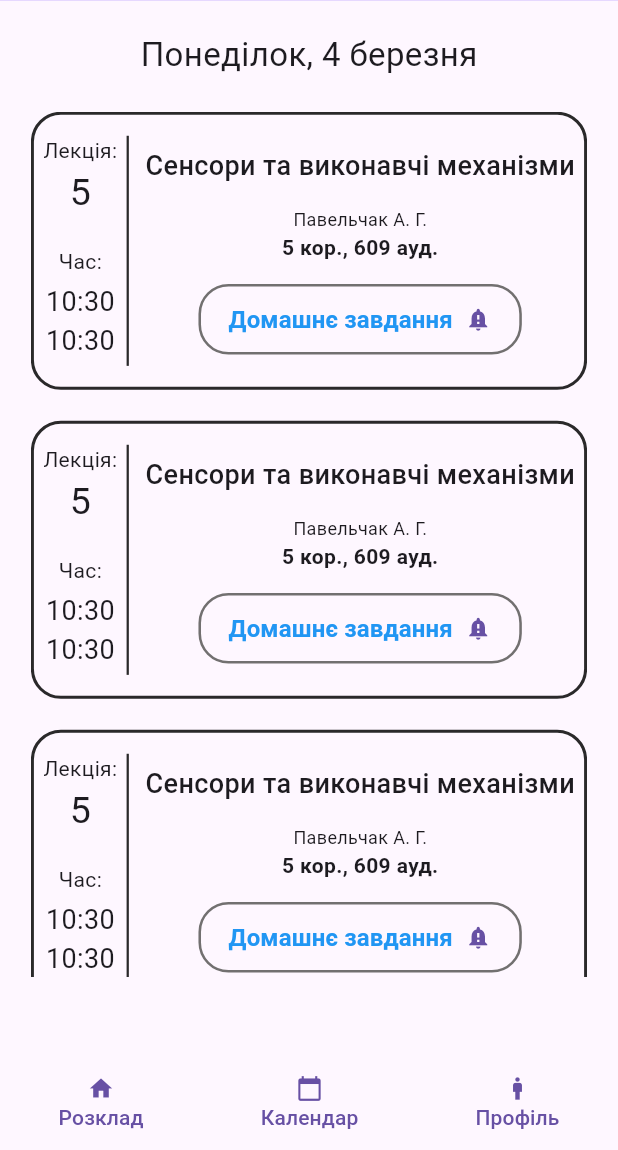
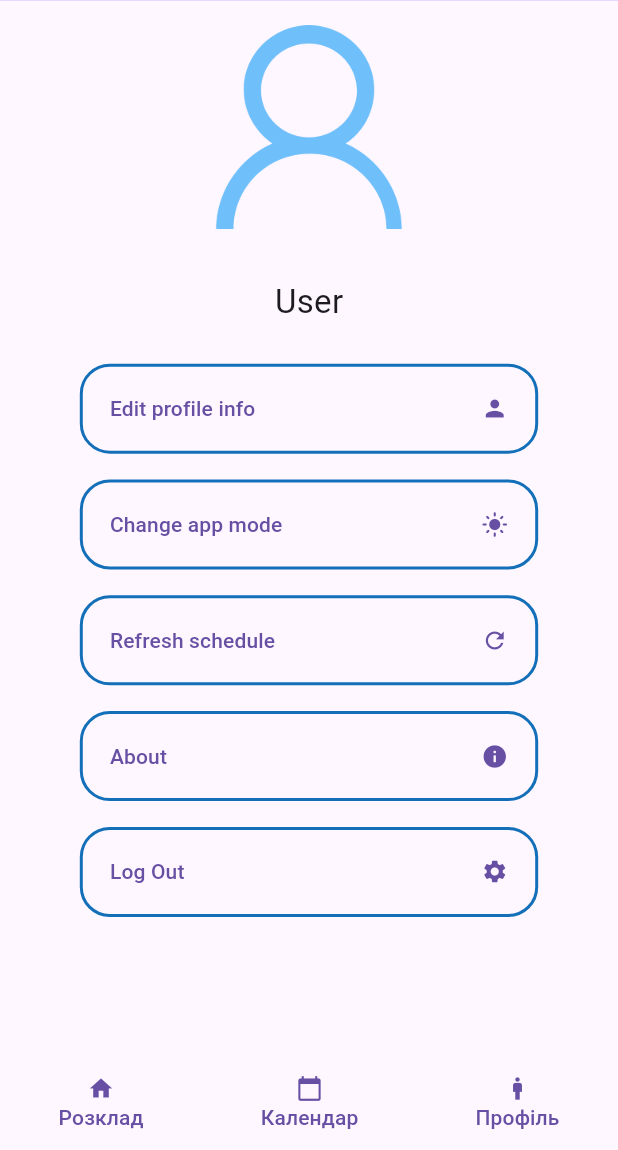
Before and after one commit to BohdanBodakva/my_flutter_application, a Flutter app: the screen it shows after launch, on a phone screen of 412 x 824 dp, the part 86-1236 px from its top. Run offline on Flutter 3.47's test engine with Material 3 defaults, Android fonts, the phone set to English and light mode, and no system bars.

Commit message:
added some new pages and dark mode

```diff
--- /dev/null
+++ b/lib/elements/settings_item.dart
@@ -0,0 +1,47 @@
+import 'package:flutter/material.dart';
+
+class SettingsItem extends StatelessWidget{
+  final String text;
+  final VoidCallback onPressed;
+  final Icon icon;
+
+  const SettingsItem({
+    required this.onPressed,
+    this.icon = const Icon(Icons.disabled_by_default),
+    this.text = '',
+    super.key,
+  });
+
+  @override
+  Widget build(BuildContext context){
+    var mediaQuery = MediaQuery.of(context);
+
+    return SizedBox(
+      width: mediaQuery.size.width * 0.85,
+      child: TextButton(
+      onPressed: onPressed,
+      child: Container(
+        padding: EdgeInsets.all(18),
+
+        decoration: BoxDecoration(
+            border: Border.all(
+              color: const Color.fromARGB(255, 20, 111, 185),
+              width: 2,
+            ),
+            borderRadius: BorderRadius.circular(20),
+          ),
+      child: Row(
+        mainAxisAlignment: MainAxisAlignment.spaceBetween,
+        children: [
+          Text(text),
+          Container(
+            child: icon,
+          )
+        ],
+      ),
+    ),
+    ),
+    );
+
+  }
+}
--- /dev/null
+++ b/lib/enums/user_status.dart
@@ -0,0 +1,4 @@
+enum UserStatus {
+  user,
+  admin
+}
--- a/lib/instances/user.dart
+++ b/lib/instances/user.dart
@@ -1,7 +1,22 @@
-// class User{
-//   final String username;
-//   final String password;
-//   String name;
-//   String surname;
+import 'package:my_flutter_application/enums/user_status.dart';
+import 'package:my_flutter_application/instances/user_course.dart';
 
-// }
+class User{
+  final String username;
+  final UserStatus status;
+  String password;
+  String name;
+  String surname;
+  Schedule schedule;
+
+
+  User({
+    required this.username,
+    required this.schedule,
+    this.status = UserStatus.user,
+    this.password = '',
+    this.name = '',
+    this.surname = '',
+  });
+
+}
--- a/lib/instances/user_course.dart
+++ b/lib/instances/user_course.dart
@@ -1,3 +1,7 @@
-// class UserCourse{
-//   Map<>
-// }
+class Schedule{
+  // Map<String, Map> schedule = {
+  //   'numerator': Map<Lecture>,
+  //   'denomenator' : '',
+  // };
+  Schedule();
+}
--- /dev/null
+++ b/lib/logic/storage.dart
@@ -0,0 +1,28 @@
+import 'package:my_flutter_application/enums/user_status.dart';
+import 'package:my_flutter_application/instances/user.dart';
+import 'package:my_flutter_application/instances/user_course.dart';
+
+class MyStorage{
+  static bool darkMode = false;
+
+  List<User> users = [
+    User(
+      username: 'admin',
+      password: 'admin',
+      name: 'Admin',
+      schedule: Schedule(),
+      status: UserStatus.admin
+    ),
+  ];
+
+  List<String> getAllUsernames(){
+    final List<String> usernames = [];
+    for (var user in users){
+      usernames.add(user.username);
+    }
+    return usernames;
+  }
+
+
+
+}
--- a/lib/main.dart
+++ b/lib/main.dart
@@ -1,17 +1,56 @@
 import 'package:flutter/material.dart';
-import 'package:my_flutter_application/pages/home.dart';
+// import 'package:my_flutter_application/logic/storage.dart';
+import 'package:my_flutter_application/pages/profile.dart';
 
 void main() {
-  runApp(const MyApp());
+  runApp(MyApp());
 }
 
 class MyApp extends StatelessWidget {
-  const MyApp({super.key});
+  static final GlobalKey<_MyAppState> rootKey = GlobalKey<_MyAppState>();
+
+  dynamic getRootKey(){
+    return rootKey;
+  }
+
+
 
   @override
   Widget build(BuildContext context) {
-    return const MaterialApp(
-      home: HomePage(),
+    return MaterialApp(
+      home: _MyApp(key: rootKey),
     );
   }
+
+
 }
+
+class _MyApp extends StatefulWidget {
+  _MyApp({Key? key}) : super(key: key);
+
+  @override
+  _MyAppState createState() => _MyAppState();
+}
+
+class _MyAppState extends State<_MyApp> {
+  bool darkMode = false;
+
+  @override
+  Widget build(BuildContext context) {
+    return MaterialApp(
+      theme: ThemeData(
+        brightness: Brightness.light,
+      ),
+      darkTheme: ThemeData(
+        brightness: Brightness.dark,
+      ),
+      themeMode: darkMode ? ThemeMode.dark : ThemeMode.light,
+      home: ProfilePage(),
+    );
+  }
+
+  void rebuildApp() {
+    darkMode = !darkMode;
+    setState(() {});
+  }
+}
--- a/lib/pages/home.dart
+++ b/lib/pages/home.dart
@@ -33,9 +33,10 @@ class _HomePageState extends State<HomePage> {
     return Scaffold(
       appBar: MyAppBar(preferredHeight: mediaQuery.size.height * 0.07,),
       body: Container(
-        padding: EdgeInsets.symmetric(
-          horizontal: mediaQuery.size.width * 0.05,
-          vertical: mediaQuery.size.width * 0.05,
+        padding: EdgeInsets.only(
+          bottom: mediaQuery.size.width * 0.05,
+          left: mediaQuery.size.width * 0.05,
+          right: mediaQuery.size.width * 0.05,
         ),
         child: Center(
           child: Column(
--- /dev/null
+++ b/lib/pages/profile.dart
@@ -0,0 +1,125 @@
+import 'package:flutter/material.dart';
+import 'package:my_flutter_application/elements/footer.dart';
+import 'package:my_flutter_application/elements/my_app_bar.dart';
+import 'package:my_flutter_application/elements/settings_item.dart';
+// import 'package:my_flutter_application/logic/storage.dart';
+import 'package:my_flutter_application/main.dart';
+// import 'package:my_flutter_application/main.dart';
+
+
+class ProfilePage extends StatefulWidget {
+  final dynamic user;
+
+  ProfilePage({this.user, super.key});
+
+  @override
+  State<ProfilePage> createState() => _ProfilePageState();
+}
+
+class _ProfilePageState extends State<ProfilePage> {
+
+  void changeAppMode(){
+    MyApp.rootKey.currentState?.rebuildApp();
+  }
+
+  @override
+  Widget build(BuildContext context) {
+    final mediaQuery = MediaQuery.of(context);
+
+    return Scaffold(
+      appBar: MyAppBar(preferredHeight: mediaQuery.size.height * 0.07,),
+      body: Container(
+        padding: EdgeInsets.symmetric(
+          vertical: mediaQuery.size.height * 0.02,
+          horizontal: mediaQuery.size.height * 0.05,
+        ),
+        child: Center(
+          child: Column(
+            children: [
+              Column(
+                children: [
+                  Container(
+                    width: mediaQuery.size.width * 0.33,
+                    child: Image.asset('assets/user.png'),
+                  ),
+
+                  Container(
+                    height: mediaQuery.size.width * 0.08,
+                  ),
+
+                  const Text(
+                      'User',
+                      style: TextStyle(
+                        fontSize: 22
+                      ),
+                    ),
+
+                ],
+              ),
+
+              Container(
+                height: mediaQuery.size.height * 0.02,
+              ),
+
+              SizedBox(
+                height: mediaQuery.size.height * 0.47,
+                child: Column(
+                  mainAxisAlignment: MainAxisAlignment.spaceEvenly,
+                  children: [
+                    SettingsItem(
+                      onPressed: () {
+            showDialog(
+              context: context,
+              builder: (BuildContext context) {
+                return AlertDialog(
+                  title: Text('Alert'),
+                  content: Text('This is a dialog window.'),
+                  actions: [
+                    TextButton(
+                      onPressed: () {
+                        Navigator.of(context).pop();
+                      },
+                      child: Text('Close'),
+                    ),
+                  ],
+                );
+              },
+            );
+          },
+                      icon: const Icon(Icons.person),
+                      text: 'Edit profile info',
+                    ),
+                    SettingsItem(
+                      onPressed: changeAppMode,
+                      icon: MyApp.rootKey.currentState!.darkMode ?
+                        Icon(Icons.dark_mode) :
+                        Icon(Icons.light_mode),
+                      text: 'Change app mode',
+                    ),
+                    SettingsItem(
+                      onPressed: () => {},
+                      icon: const Icon(Icons.refresh),
+                      text: 'Refresh schedule',
+                    ),
+                    SettingsItem(
+                      onPressed: () => {},
+                      icon: const Icon(Icons.info),
+                      text: 'About',
+                    ),
+                    SettingsItem(
+                      onPressed: () => {},
+                      icon: const Icon(Icons.settings),
+                      text: 'Log Out',
+                    ),
+                  ],
+                ),
+              )
+
+          ],
+        ),
+      ),
+      ),
+      bottomNavigationBar: const Footer(),
+    );
+  }
+}
```
Also changed, not shown: lib/elements/sub_group_widget.dart (+99 -4 lines), lib/instances/dateUsed.dart (added, +17 -0 lines), lib/logic/date_controller.dart (+29 -0 lines), pubspec.yaml (+3 -4 lines), assets/user.png (added), lib/elements/info_dialog.dart (added), pubspec.lock, 1 other file.
